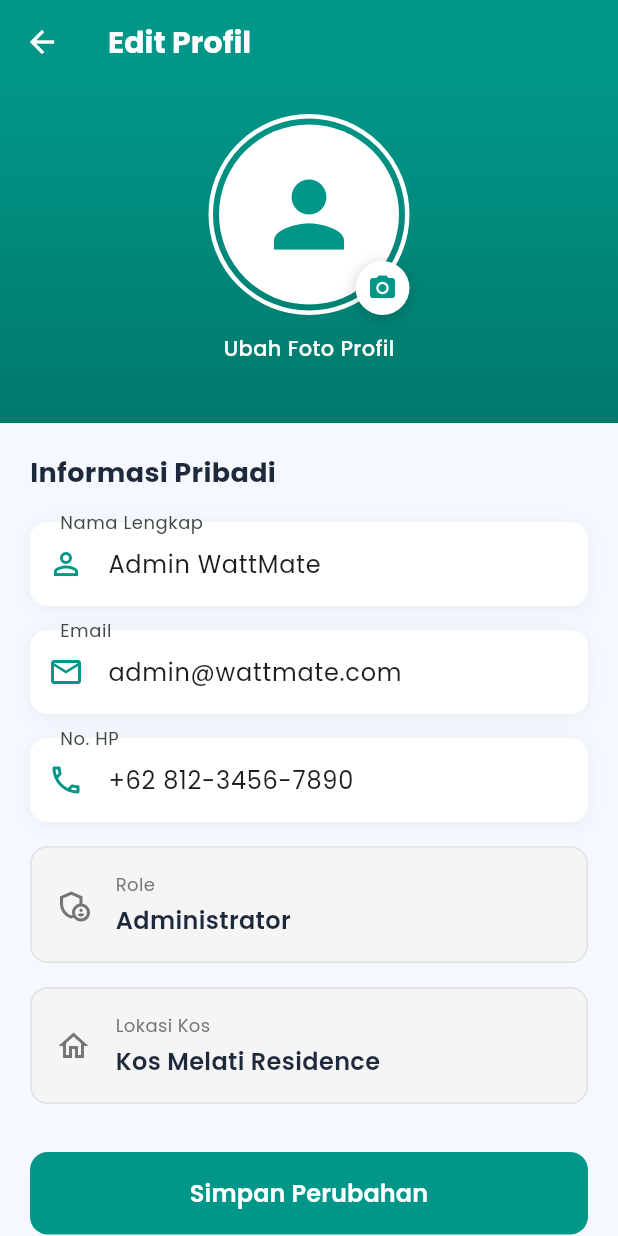
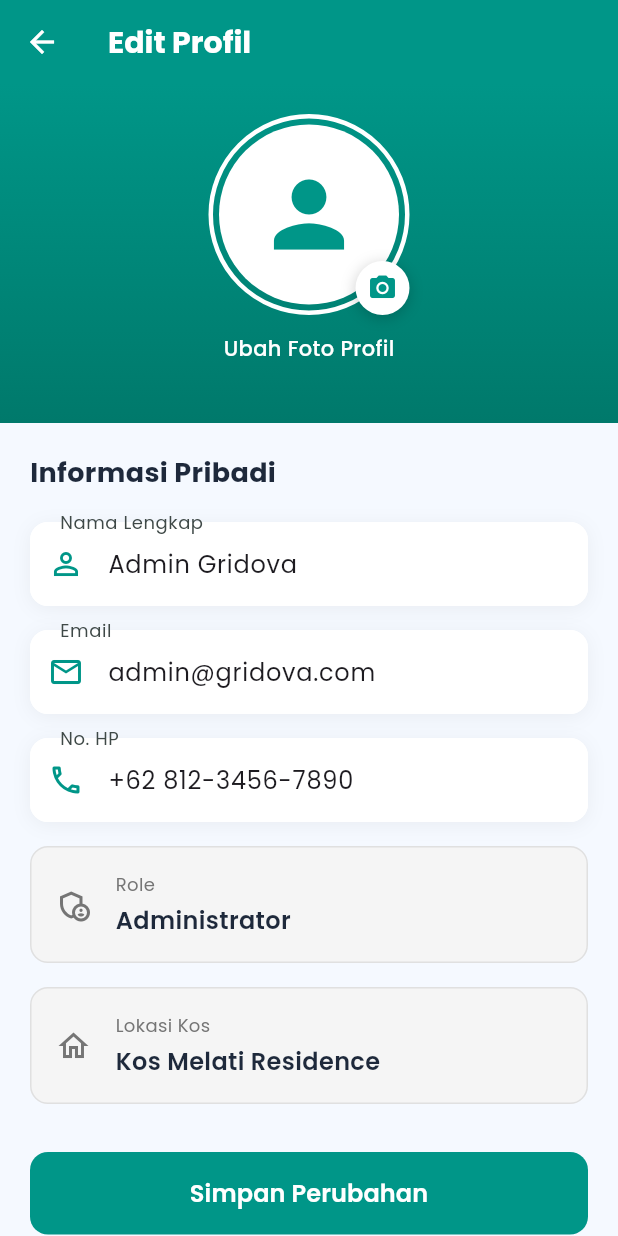
Before and after one commit to brillianjs/wattmate, a Flutter app: the EditProfileScreen screen opened directly, on a phone screen of 412 x 824 dp. Run offline on Flutter 3.47's test engine with Material 3 defaults, Android fonts, the phone set to English and light mode, and no system bars; our stand-ins replace device_preview, google_fonts.

Commit message:
Rename project from WattMate to Gridova and update related assets and configurations

```diff
--- a/lib/main.dart
+++ b/lib/main.dart
@@ -19,7 +19,7 @@ class MyApp extends StatelessWidget {
       useInheritedMediaQuery: true,
       locale: DevicePreview.locale(context),
       builder: DevicePreview.appBuilder,
-      title: 'WattMate Admin',
+      title: 'Gridova Admin',
       debugShowCheckedModeBanner: false,
       theme: ThemeData(
         colorScheme: ColorScheme.fromSeed(
--- a/lib/models/data_models.dart
+++ b/lib/models/data_models.dart
@@ -1,4 +1,4 @@
-// Data models for WattMate application
+// Data models for Gridova application
 
 class BoardingHouse {
   final String name;
--- a/lib/screens/admin/admin_login_page.dart
+++ b/lib/screens/admin/admin_login_page.dart
@@ -80,7 +80,7 @@ class _AdminLoginPageState extends State<AdminLoginPage> {
                       child: Padding(
                         padding: const EdgeInsets.all(16.0),
                         child: Image.asset(
-                          'assets/images/logo-wattmate.png',
+                          'assets/images/logo-gridova.png',
                           fit: BoxFit.contain,
                         ),
                       ),
@@ -88,7 +88,7 @@ class _AdminLoginPageState extends State<AdminLoginPage> {
                   ),
                   const SizedBox(height: 20),
                   const Text(
-                    'WattMate',
+                    'Gridova',
                     style: TextStyle(
                       fontSize: 32,
                       fontWeight: FontWeight.bold,
@@ -237,7 +237,7 @@ class _AdminLoginPageState extends State<AdminLoginPage> {
                           const SizedBox(height: 16),
                           Center(
                             child: Text(
-                              'Demo: admin@wattmate.com / admin123',
+                              'Demo: admin@gridova.com / admin123',
                               style: TextStyle(
                                 fontSize: 12,
                                 color: Colors.grey[600],
--- a/lib/screens/admin/dashboard_screen.dart
+++ b/lib/screens/admin/dashboard_screen.dart
@@ -38,7 +38,7 @@ class _DashboardScreenState extends State<DashboardScreen> {
           crossAxisAlignment: CrossAxisAlignment.start,
           children: [
             const Text(
-              'WattMate',
+              'Gridova',
               style: TextStyle(
                 fontSize: 20,
                 fontWeight: FontWeight.bold,
--- a/lib/screens/admin/edit_profile_screen.dart
+++ b/lib/screens/admin/edit_profile_screen.dart
@@ -10,8 +10,8 @@ class EditProfileScreen extends StatefulWidget {
 
 class _EditProfileScreenState extends State<EditProfileScreen> {
   final _formKey = GlobalKey<FormState>();
-  final _nameController = TextEditingController(text: 'Admin WattMate');
-  final _emailController = TextEditingController(text: 'admin@wattmate.com');
+  final _nameController = TextEditingController(text: 'Admin Gridova');
+  final _emailController = TextEditingController(text: 'admin@gridova.com');
   final _phoneController = TextEditingController(text: '+62 812-3456-7890');
 
   bool _isLoading = false;
--- a/lib/screens/admin/help_screen.dart
+++ b/lib/screens/admin/help_screen.dart
@@ -100,7 +100,7 @@ class HelpScreen extends StatelessWidget {
                     context,
                     icon: Icons.email_outlined,
                     title: 'Email Support',
-                    subtitle: 'support@wattmate.com',
+                    subtitle: 'support@gridova.com',
                     color: const Color(0xFF009688),
                     onTap: () {
                       _launchEmail(context);
@@ -224,7 +224,7 @@ class HelpScreen extends StatelessWidget {
                         ),
                         const SizedBox(height: 12),
                         const Text(
-                          'WattMate Admin',
+                          'Gridova Admin',
                           style: TextStyle(
                             fontSize: 20,
                             fontWeight: FontWeight.bold,
@@ -244,7 +244,7 @@ class HelpScreen extends StatelessWidget {
                         ),
                         const SizedBox(height: 16),
                         const Text(
-                          '© 2024 WattMate. All rights reserved.',
+                          '© 2024 Gridova. All rights reserved.',
                           style: TextStyle(fontSize: 12, color: Colors.white70),
                         ),
                       ],
@@ -445,7 +445,7 @@ class HelpScreen extends StatelessWidget {
         duration: Duration(seconds: 2),
       ),
     );
-    // Implementasi actual: launchUrl(Uri.parse('mailto:support@wattmate.com'))
+    // Implementasi actual: launchUrl(Uri.parse('mailto:support@gridova.com'))
   }
 
   void _launchPhone(BuildContext context) {
--- a/lib/screens/admin/profile_screen.dart
+++ b/lib/screens/admin/profile_screen.dart
@@ -60,7 +60,7 @@ class ProfileScreen extends StatelessWidget {
                   ),
                   const SizedBox(height: 16),
                   const Text(
-                    'Admin WattMate',
+                    'Admin Gridova',
                     style: TextStyle(
                       fontSize: 24,
                       fontWeight: FontWeight.bold,
@@ -104,7 +104,7 @@ class ProfileScreen extends StatelessWidget {
                   _buildInfoCard(
                     icon: Icons.email_outlined,
                     label: 'Email',
-                    value: 'admin@wattmate.com',
+                    value: 'admin@gridova.com',
                   ),
                   const SizedBox(height: 12),
                   _buildInfoCard(
--- a/lib/screens/admin/settings_screen.dart
+++ b/lib/screens/admin/settings_screen.dart
@@ -455,7 +455,7 @@ class _SettingsScreenState extends State<SettingsScreen> {
               ),
             ),
             const SizedBox(height: 12),
-            const Text('WattMate Admin'),
+            const Text('Gridova Admin'),
           ],
         ),
         content: const Column(
@@ -473,7 +473,7 @@ class _SettingsScreenState extends State<SettingsScreen> {
             ),
             SizedBox(height: 16),
             Text(
-              '© 2024 WattMate',
+              '© 2024 Gridova',
               style: TextStyle(fontSize: 12, color: Colors.grey),
             ),
           ],
--- a/lib/screens/admin/splash_screen.dart
+++ b/lib/screens/admin/splash_screen.dart
@@ -107,7 +107,7 @@ class _SplashScreenState extends State<SplashScreen>
                           child: Padding(
                             padding: const EdgeInsets.all(24.0),
                             child: Image.asset(
-                              'assets/images/logo-wattmate.png',
+                              'assets/images/logo-gridova.png',
                               fit: BoxFit.contain,
                             ),
                           ),
@@ -127,7 +127,7 @@ class _SplashScreenState extends State<SplashScreen>
                     child: Column(
                       children: [
                         const Text(
-                          'WattMate',
+                          'Gridova',
                           style: TextStyle(
                             fontSize: 42,
                             fontWeight: FontWeight.bold,
--- a/lib/screens/login_page.dart
+++ b/lib/screens/login_page.dart
@@ -102,7 +102,7 @@ class _LoginPageState extends State<LoginPage> {
             ],
           ),
           child: Image.asset(
-            'assets/images/logo-wattmate.png',
+            'assets/images/logo-gridova.png',
             fit: BoxFit.contain,
             errorBuilder: (context, error, stackTrace) => const Icon(
               Icons.electrical_services,
--- a/pubspec.yaml
+++ b/pubspec.yaml
@@ -1,4 +1,4 @@
-name: wattmate
+name: gridova
 description: "A new Flutter project."
 # The following line prevents the package from being accidentally published to
 # pub.dev using `flutter pub publish`. This is preferred for private packages.
```
Also changed, not shown: assets/images/logo-gridova.png (renamed from assets/images/logo-wattmate.png), 9 other files.
